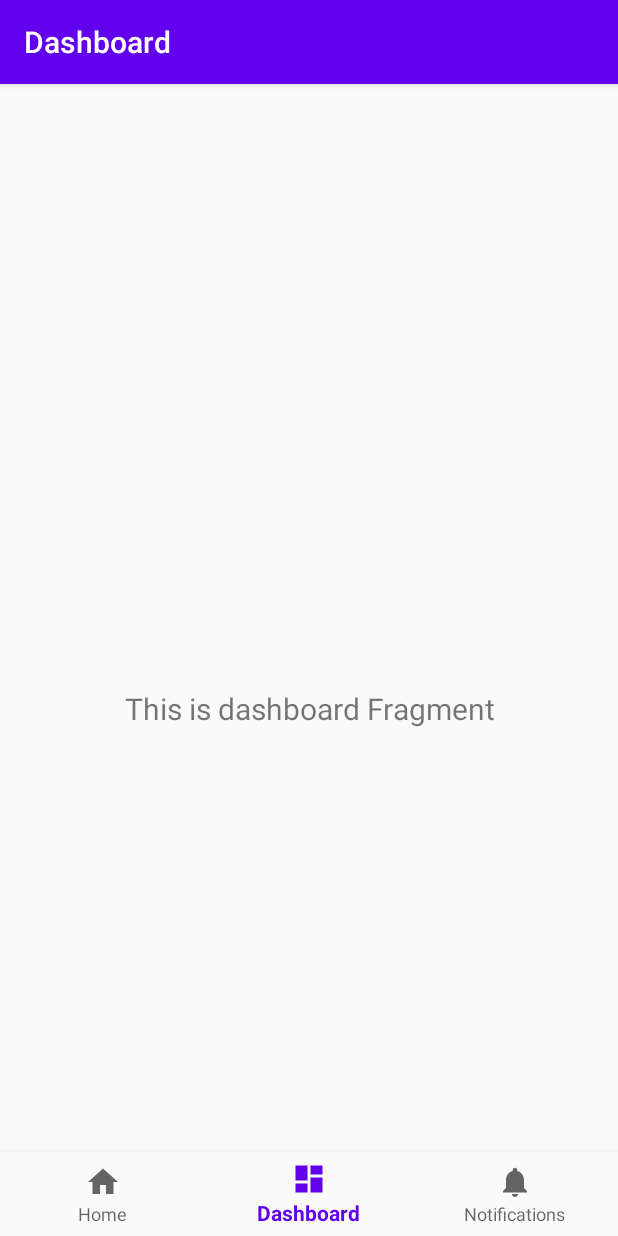
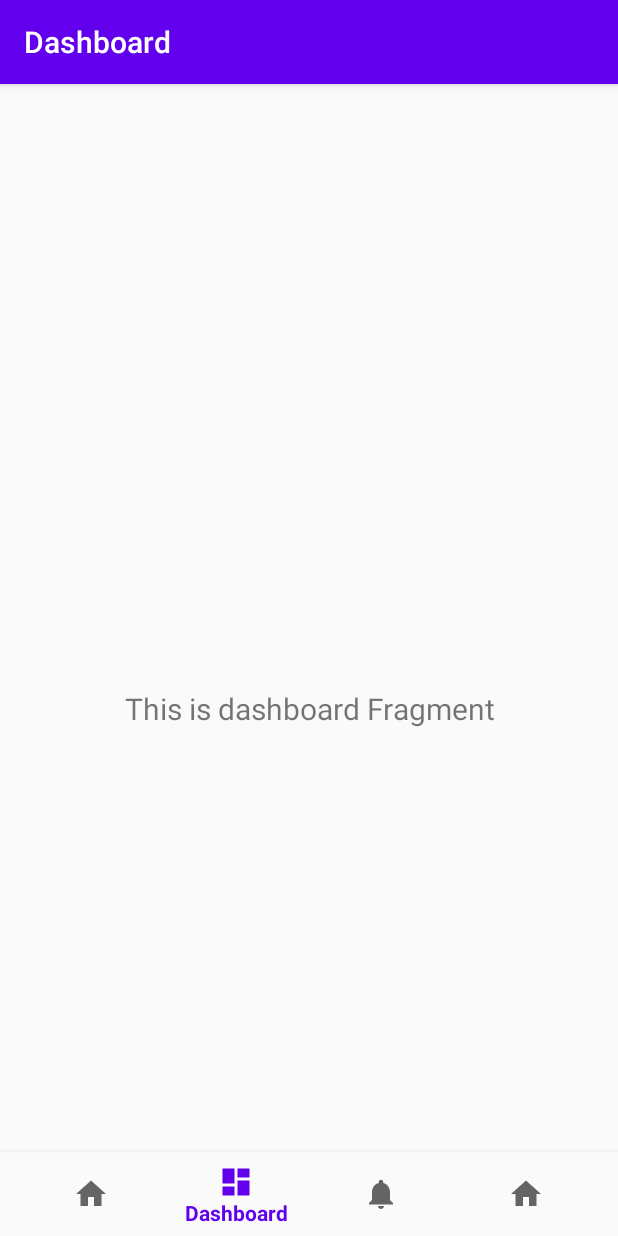
Before and after one commit to jonathanboterog/KotlinConcepts, an Android app: the screen it shows after launch (MainActivity), item 2 of the bottom bar chosen, on a phone screen of 412 x 824 dp. Run offline under Robolectric (Android 15) with nearby library versions, the phone set to English and light mode, and no system bars; our stand-ins replace navigation-ui.

Commit message:
+ Se agrega nueva opcion Home 2 en la navegacion.

```diff
--- a/KotlinConcepts/app/src/main/java/com/jbotero/kotlinconcepts/MainActivity.kt
+++ b/KotlinConcepts/app/src/main/java/com/jbotero/kotlinconcepts/MainActivity.kt
@@ -19,7 +19,7 @@ class MainActivity : AppCompatActivity() {
         // Passing each menu ID as a set of Ids because each
         // menu should be considered as top level destinations.
         val appBarConfiguration = AppBarConfiguration(setOf(
-                R.id.navigation_home, R.id.navigation_dashboard, R.id.navigation_notifications))
+                R.id.navigation_home, R.id.navigation_dashboard, R.id.navigation_notifications, R.id.navigation_home2))
         setupActionBarWithNavController(navController, appBarConfiguration)
         navView.setupWithNavController(navController)
     }
--- a/KotlinConcepts/app/src/main/res/menu/bottom_nav_menu.xml
+++ b/KotlinConcepts/app/src/main/res/menu/bottom_nav_menu.xml
@@ -16,4 +16,8 @@
         android:icon="@drawable/ic_notifications_black_24dp"
         android:title="@string/title_notifications" />
 
+    <item
+        android:id="@+id/navigation_home2"
+        android:icon="@drawable/ic_home_black_24dp"
+        android:title="@string/home_2" />
 </menu>
--- a/KotlinConcepts/app/src/main/res/navigation/mobile_navigation.xml
+++ b/KotlinConcepts/app/src/main/res/navigation/mobile_navigation.xml
@@ -22,4 +22,10 @@
         android:name="com.jbotero.kotlinconcepts.ui.notifications.NotificationsFragment"
         android:label="@string/title_notifications"
         tools:layout="@layout/fragment_notifications" />
+
+    <fragment
+        android:id="@+id/navigation_home2"
+        android:name="com.jbotero.kotlinconcepts.ui.home.Home2Fragment"
+        android:label="@string/title_home2"
+        tools:layout="@layout/fragment_notifications" />
 </navigation>
--- a/KotlinConcepts/app/src/main/res/values/strings.xml
+++ b/KotlinConcepts/app/src/main/res/values/strings.xml
@@ -3,4 +3,6 @@
     <string name="title_home">Home</string>
     <string name="title_dashboard">Dashboard</string>
     <string name="title_notifications">Notifications</string>
+    <string name="home_2">Home 2</string>
+    <string name="title_home2">Home 2</string>
 </resources>
```
Also changed, not shown: KotlinConcepts/app/src/main/java/com/jbotero/kotlinconcepts/ui/home2/Home2Fragment.kt (added, +31 -0 lines), KotlinConcepts/app/src/main/java/com/jbotero/kotlinconcepts/ui/home2/Home2ViewModel.kt (added, +13 -0 lines), KotlinConcepts/app/src/main/res/layout/fragment_home2.xml (added, +22 -0 lines).
